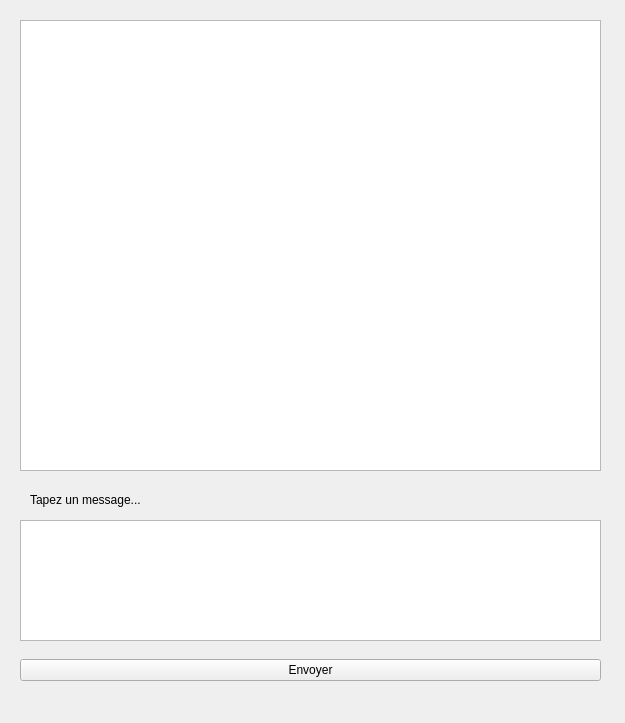
Above: client/widgets/Logged.ui from KazeJiyu/dnc_chat before the change. Below: the same form after it.
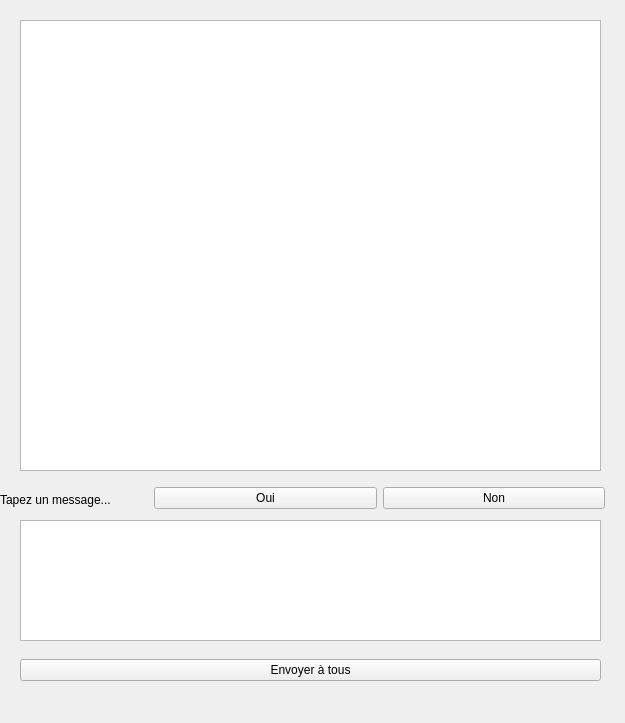
That is the form after the change.

```diff
--- a/client/widgets/Logged.ui
+++ b/client/widgets/Logged.ui
@@ -43,7 +43,7 @@
   <widget class="QLabel" name="label">
    <property name="geometry">
     <rect>
-     <x>30</x>
+     <x>0</x>
      <y>490</y>
      <width>171</width>
      <height>19</height>
@@ -66,7 +66,33 @@
     <item>
      <widget class="QPushButton" name="send_msg">
       <property name="text">
-       <string>Envoyer</string>
+       <string>Envoyer à tous</string>
+      </property>
+     </widget>
+    </item>
+   </layout>
+  </widget>
+  <widget class="QWidget" name="horizontalLayoutWidget_2">
+   <property name="geometry">
+    <rect>
+     <x>154</x>
+     <y>480</y>
+     <width>451</width>
+     <height>36</height>
+    </rect>
+   </property>
+   <layout class="QHBoxLayout" name="layout_yes_no">
+    <item>
+     <widget class="QPushButton" name="yes">
+      <property name="text">
+       <string>Oui</string>
+      </property>
+     </widget>
+    </item>
+    <item>
+     <widget class="QPushButton" name="no">
+      <property name="text">
+       <string>Non</string>
       </property>
      </widget>
     </item>
```
